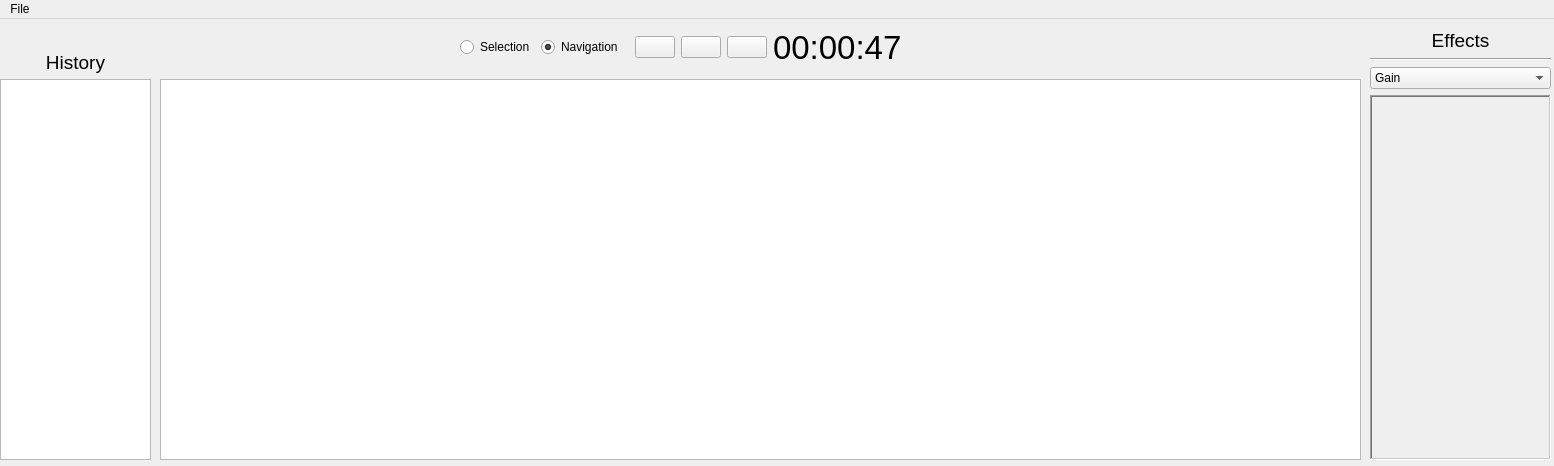
First picture: the form in src/app/MainWindow.ui, repository artemious3/aedit, before the edit.
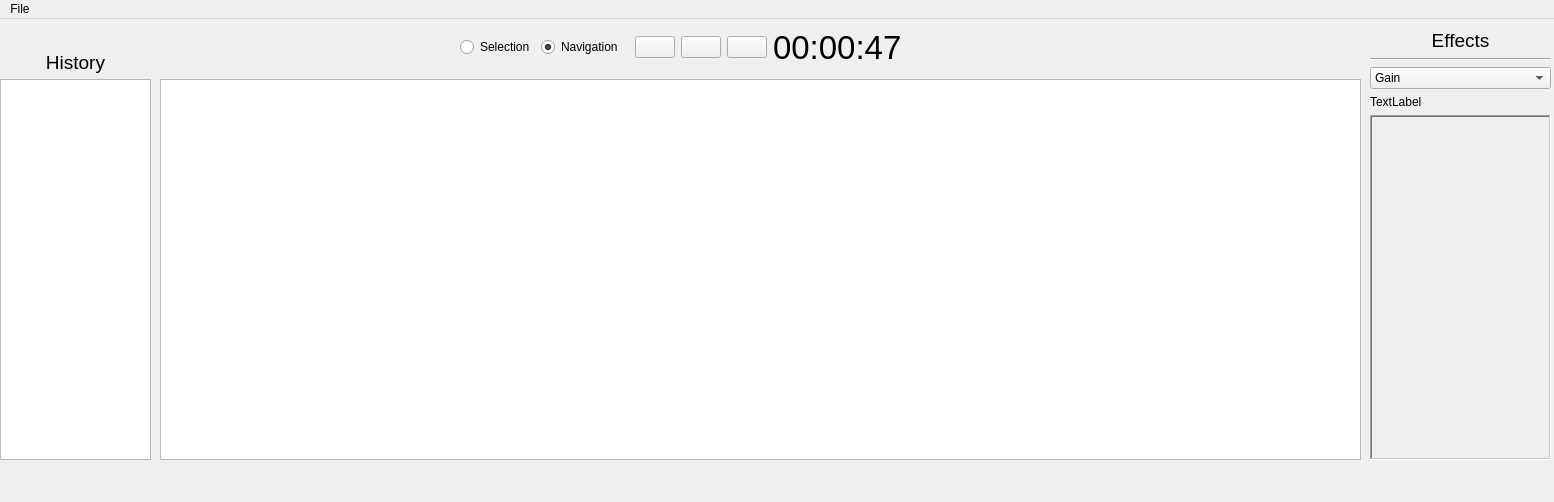
Second picture: the form after the edit. Icons and pictures are not drawn.

Commit message: Add loading logo in window + fixes

```diff
--- a/src/app/MainWindow.ui
+++ b/src/app/MainWindow.ui
@@ -7,7 +7,7 @@
     <x>0</x>
     <y>0</y>
     <width>1554</width>
-    <height>466</height>
+    <height>502</height>
    </rect>
   </property>
   <property name="windowTitle">
@@ -27,10 +27,10 @@
    <widget class="QLabel" name="fnameLabel">
     <property name="geometry">
      <rect>
-      <x>0</x>
+      <x>10</x>
       <y>450</y>
-      <width>1201</width>
-      <height>17</height>
+      <width>1331</width>
+      <height>21</height>
      </rect>
     </property>
     <property name="text">
@@ -119,6 +119,13 @@
        </item>
       </widget>
      </item>
+     <item>
+      <widget class="QLabel" name="label">
+       <property name="text">
+        <string>TextLabel</string>
+       </property>
+      </widget>
+     </item>
      <item>
       <widget class="QFrame" name="effectWidget">
        <property name="sizePolicy">
@@ -271,6 +278,22 @@
      <set>Qt::AlignCenter</set>
     </property>
    </widget>
+   <widget class="QLabel" name="loadingLbl">
+    <property name="geometry">
+     <rect>
+      <x>1370</x>
+      <y>450</y>
+      <width>181</width>
+      <height>21</height>
+     </rect>
+    </property>
+    <property name="text">
+     <string/>
+    </property>
+    <property name="alignment">
+     <set>Qt::AlignRight|Qt::AlignTrailing|Qt::AlignVCenter</set>
+    </property>
+   </widget>
   </widget>
   <widget class="QMenuBar" name="menuBar">
    <property name="geometry">
```
Left out of the diff: 4 changed lines with no effect on the pictures. The commit also changes 8 other files.
